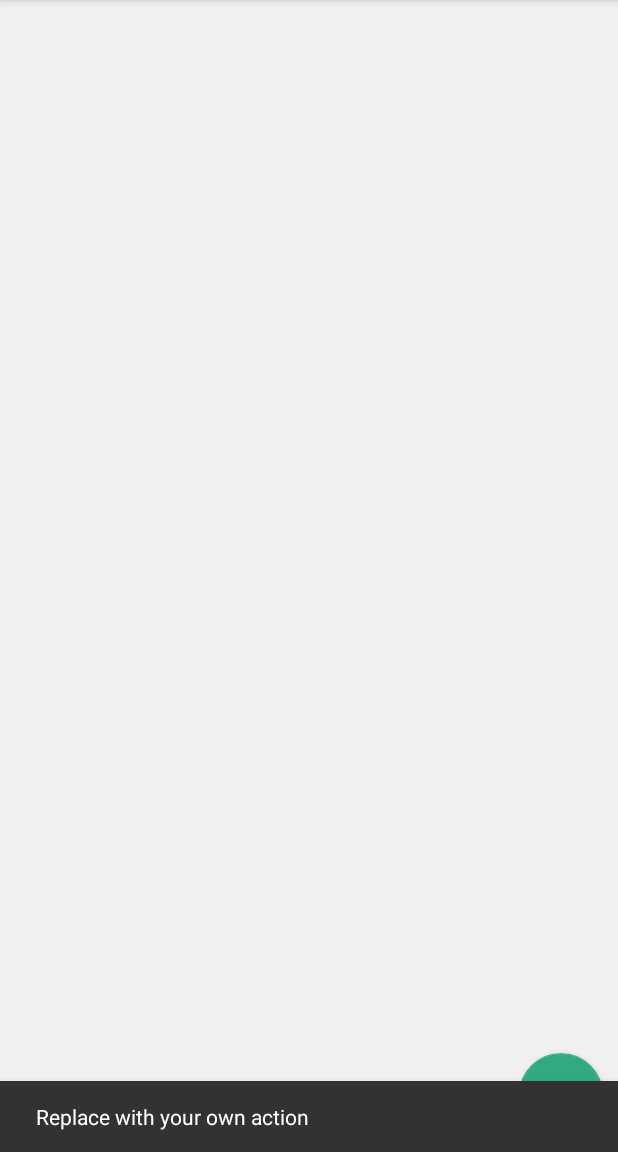
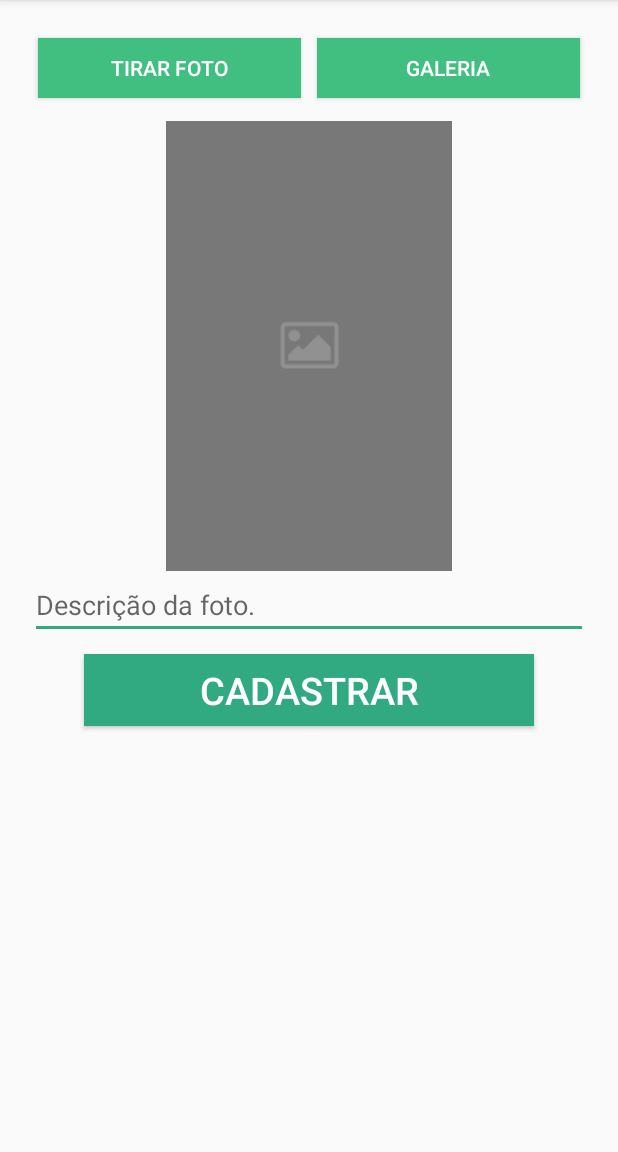
Before and after one commit to Jeaan2/Familyst-android, an Android app: the AlbumActivity screen opened directly, with no data from a screen before it, after a tap on an icon or button, on a phone screen of 412 x 824 dp, the part 84-1236 px from its top. Run offline under Robolectric (Android 15) with nearby library versions, the phone set to English and light mode, and no system bars; our stand-ins replace Volley; network calls fail; 5 statements that could not run were skipped.

Commit message:
tela de cadastro de foto

```diff
--- a/app/src/main/AndroidManifest.xml
+++ b/app/src/main/AndroidManifest.xml
@@ -3,6 +3,7 @@
     package="com.tcc.ufpr.familyst">
 
     <uses-permission android:name="android.permission.INTERNET" />
+    <uses-permission android:name="android.permission.CAMERA"> </uses-permission>
 
     <application
         android:name=".FamilystApplication"
@@ -42,7 +43,8 @@
         <activity android:name=".Activities.RedefinirSenhaActivity" />
         <activity android:name=".Activities.TabHostEventosActivity" />
         <activity android:name=".Activities.NoticiaActivity" />
-        <activity android:name=".Activities.CadastroMembroActivity"></activity>
+        <activity android:name=".Activities.CadastroMembroActivity" />
+        <activity android:name=".Activities.CadastroFotoActivity"></activity>
     </application>
 
 </manifest>
--- a/app/src/main/java/com/tcc/ufpr/familyst/Activities/AlbumActivity.java
+++ b/app/src/main/java/com/tcc/ufpr/familyst/Activities/AlbumActivity.java
@@ -63,8 +63,8 @@ public class AlbumActivity extends BaseActivity{
         fab.setOnClickListener(new View.OnClickListener() {
             @Override
             public void onClick(View view) {
-                Snackbar.make(view, "Replace with your own action", Snackbar.LENGTH_LONG)
-                        .setAction("Action", null).show();
+                Intent intent = new Intent(getApplicationContext(),CadastroFotoActivity.class);
+                startActivity(intent);
             }
         });
 
--- /dev/null
+++ b/app/src/main/java/com/tcc/ufpr/familyst/Activities/CadastroFotoActivity.java
@@ -0,0 +1,96 @@
+package com.tcc.ufpr.familyst.Activities;
+
+import android.app.Activity;
+import android.content.Intent;
+import android.graphics.Bitmap;
+import android.provider.MediaStore;
+import android.support.v7.app.AppCompatActivity;
+import android.os.Bundle;
+import android.view.View;
+import android.widget.Button;
+import android.widget.EditText;
+import android.widget.ImageView;
+import android.widget.Toast;
+
+import com.tcc.ufpr.familyst.R;
+
+import java.io.IOException;
+
+public class CadastroFotoActivity extends AppCompatActivity {
+
+    Button btnTirarFoto;
+    Button btnEscolherFoto;
+    Button btnSalvarFoto;
+    ImageView imgSelecionada;
+    EditText txtDescricaoFoto;
+
+    @Override
+    protected void onActivityResult(int requestCode, int resultCode, Intent data) {
+        if (requestCode == 0) {
+            Bitmap imagem = (Bitmap) data.getExtras().get("data");
+            imgSelecionada.setImageBitmap(imagem);
+
+            //TODO Salvar imagem retornada
+        }
+        else if (requestCode == 1) {
+            if(resultCode == Activity.RESULT_OK)
+            {
+                if (data != null)
+                {
+                    try
+                    {
+                        Bitmap bitmap = MediaStore.Images.Media.getBitmap(getContentResolver(), data.getData());
+                        imgSelecionada.setImageBitmap(bitmap);
+                    } catch (IOException e)
+                    {
+                        e.printStackTrace();
+                    }
+                }
+            } else if (resultCode == Activity.RESULT_CANCELED)
+            {
+                Toast.makeText(getApplicationContext(), "Operação Cancelada", Toast.LENGTH_SHORT).show();
+            }
+        }
+    }
+
+    @Override
+    protected void onCreate(Bundle savedInstanceState) {
+        super.onCreate(savedInstanceState);
+        setContentView(R.layout.activity_cadastro_foto);
+
+        btnTirarFoto = (Button) findViewById(R.id.btn_tirar_foto);
+        btnEscolherFoto = (Button) findViewById(R.id.btn_foto_galeria);
+        btnSalvarFoto = (Button) findViewById(R.id.btn_cadastrar_foto);
+        txtDescricaoFoto = (EditText) findViewById(R.id.txt_descricao_foto_cadastro);
+        imgSelecionada = (ImageView) findViewById(R.id.img_cadastro_foto);
+
+        btnTirarFoto.setOnClickListener(new View.OnClickListener() {
+            @Override
+            public void onClick(View v) {
+                //Abrir intent de camera
+                Intent intent = new Intent(MediaStore.ACTION_IMAGE_CAPTURE);
+                startActivityForResult(intent, 0);
+            }
+        });
+
+
+
+        btnEscolherFoto.setOnClickListener(new View.OnClickListener() {
+            @Override
+            public void onClick(View v) {
+                Intent intentGaleria = new Intent();
+                intentGaleria.setType("image/*");
+                intentGaleria.setAction(Intent.ACTION_GET_CONTENT);
+                startActivityForResult(Intent.createChooser(intentGaleria, "Selecione a foto"), 1);
+            }
+        });
+
+
+        btnSalvarFoto.setOnClickListener(new View.OnClickListener() {
+            @Override
+            public void onClick(View v) {
+                //TODO procedimentos de salvamento de foto
+            }
+        });
+    }
+}
--- a/app/src/main/java/com/tcc/ufpr/familyst/Fragments/GaleriaFragment.java
+++ b/app/src/main/java/com/tcc/ufpr/familyst/Fragments/GaleriaFragment.java
@@ -50,8 +50,6 @@ public class GaleriaFragment extends Fragment {
         fab.setOnClickListener(new View.OnClickListener() {
             @Override
             public void onClick(View view) {
-                Snackbar.make(view, "Chama cadastro de notícias", Snackbar.LENGTH_LONG)
-                        .setAction("Action", null).show();
 
                 //TODO mudar para CadastroVideo
                 Intent intent = new Intent(getContext(), CadastroVideoActivity.class);
--- a/app/src/main/java/com/tcc/ufpr/familyst/Services/JsonRestRequest.java
+++ b/app/src/main/java/com/tcc/ufpr/familyst/Services/JsonRestRequest.java
@@ -26,7 +26,7 @@ import java.util.Map;
 
 public class JsonRestRequest extends JsonRequest<JsonRestRequest.JsonRestResponse> {
 
-    private static final String baseURI = "http://192.168.15.53:8084/Familyst/";
+    private static final String baseURI = "http://192.168.1.7:8084/Familyst/";
 
     private Map<String, String> headers;
     private Response.Listener listener;
--- /dev/null
+++ b/app/src/main/res/layout/activity_cadastro_foto.xml
@@ -0,0 +1,59 @@
+<?xml version="1.0" encoding="utf-8"?>
+<LinearLayout xmlns:android="http://schemas.android.com/apk/res/android"
+    android:orientation="vertical"
+    android:layout_width="match_parent"
+    android:layout_height="match_parent"
+    android:layout_margin="20dp">
+
+    <LinearLayout
+        android:layout_width="match_parent"
+        android:layout_height="wrap_content"
+        android:orientation="horizontal">
+
+        <Button
+            android:layout_width="100dp"
+            android:layout_height="40dp"
+            android:layout_weight="2"
+            android:layout_margin="5dp"
+            android:id="@+id/btn_tirar_foto"
+            android:text="Tirar Foto"
+            android:textColor="@color/cor_branco"
+            android:background="@color/colorPrimary"/>
+
+        <Button
+            android:layout_width="100dp"
+            android:layout_height="40dp"
+            android:layout_weight="2"
+            android:layout_margin="5dp"
+            android:id="@+id/btn_foto_galeria"
+            android:text="Galeria"
+            android:textColor="@color/cor_branco"
+            android:background="@color/colorPrimary"/>
+    </LinearLayout>
+
+    <ImageView
+        android:layout_width="200dp"
+        android:layout_height="300dp"
+        android:id="@+id/img_cadastro_foto"
+        android:src="@drawable/fundo_cadastro_img"
+        android:layout_marginTop="10dp"
+        android:layout_gravity="center"/>
+
+    <EditText
+        android:layout_width="match_parent"
+        android:layout_height="wrap_content"
+        android:id="@+id/txt_descricao_foto_cadastro"
+        android:hint="Descrição da foto."/>
+
+    <Button
+        android:layout_width="300dp"
+        android:layout_height="wrap_content"
+        android:text="CADASTRAR"
+        android:background="@color/cor_padrao"
+        android:textSize="25dp"
+        android:layout_marginTop="10dp"
+        android:textColor="@color/cor_branco"
+        android:id="@+id/btn_cadastrar_foto"
+        android:layout_gravity="center_horizontal" />
+
+</LinearLayout>
```
Also changed, not shown: app/src/main/res/drawable/fundo_cadastro_img.png (added).
